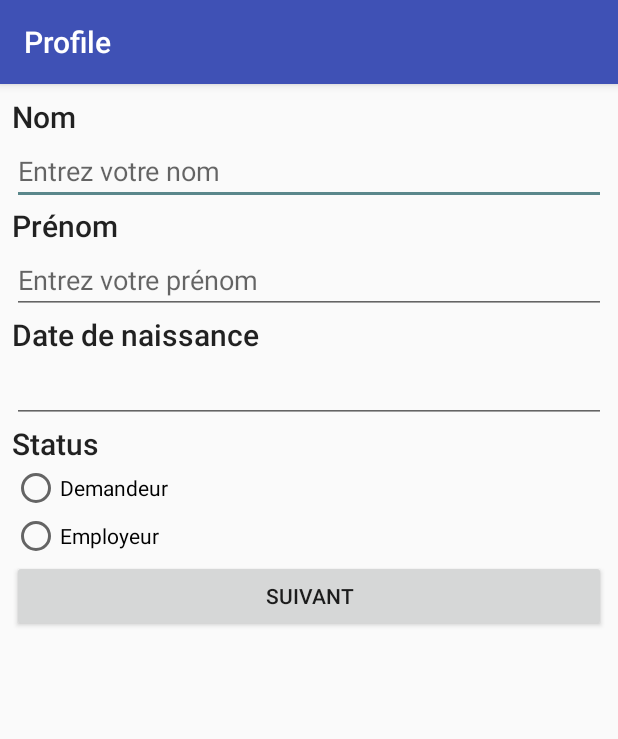
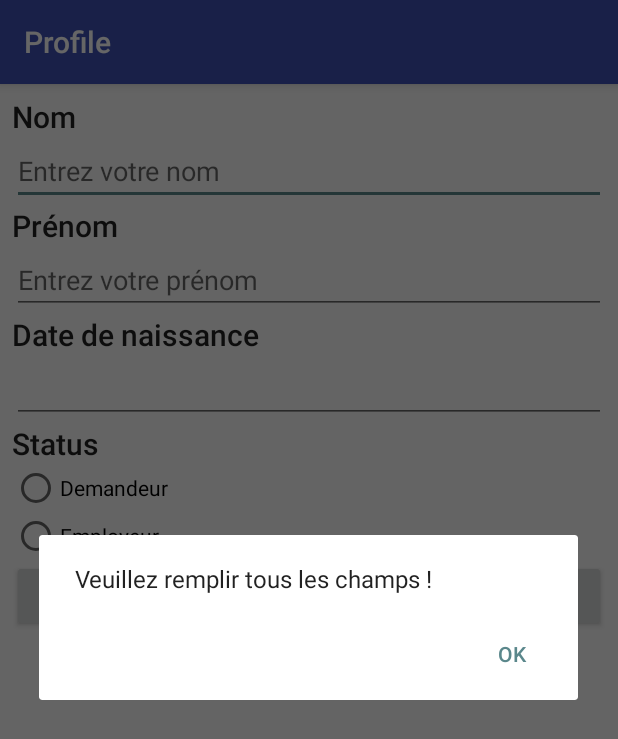
Before and after one commit to florianhirson/JobberMeister, an Android app: the RegisterProfileActivity screen opened directly, with no data from a screen before it, after a tap on "SUIVANT", on a phone screen of 412 x 824 dp. Shown: the top 739 px of the screen. Run offline under Robolectric (Android 15) with nearby library versions, the phone set to English and light mode, and no system bars.

Commit message:
Les champs doivent dorénavant etre tous remplis pour continuer à chaque étape

```diff
--- a/app/src/main/java/fr/hirsonf/jobbermeister/RegisterProfileActivity.java
+++ b/app/src/main/java/fr/hirsonf/jobbermeister/RegisterProfileActivity.java
@@ -1,10 +1,13 @@
 package fr.hirsonf.jobbermeister;
 
+import android.content.DialogInterface;
 import android.content.Intent;
 import android.os.Bundle;
+import android.support.v7.app.AlertDialog;
 import android.support.v7.app.AppCompatActivity;
 import android.view.View;
 import android.widget.Button;
+import android.widget.EditText;
 import android.widget.RadioButton;
 import android.widget.RadioGroup;
 
@@ -14,7 +17,7 @@ import android.widget.RadioGroup;
 
 public class RegisterProfileActivity extends AppCompatActivity {
     private RadioGroup radioGroup;
-    private RadioButton radioApplicantButton, radioEmployerButton;
+    EditText lastName, firstName, date;
     Button b;
 
     @Override
@@ -24,13 +27,29 @@ public class RegisterProfileActivity extends AppCompatActivity {
 
         b = (Button) findViewById(R.id.b_next);
         radioGroup = (RadioGroup) findViewById(R.id.r_group);
-        radioApplicantButton = (RadioButton) findViewById(R.id.r_applicant);
-        radioEmployerButton = (RadioButton) findViewById(R.id.r_employer);
+        lastName = (EditText) findViewById(R.id.editTextLastName);
+        firstName = (EditText) findViewById(R.id.editTextFirstName);
+        date = (EditText) findViewById(R.id.editTextBirthDate);
 
         b.setOnClickListener(new View.OnClickListener() {
             @Override
             public void onClick(View v) {
                 int selectedId = radioGroup.getCheckedRadioButtonId();
+                System.out.println("test : "+ radioGroup.getCheckedRadioButtonId());
+
+                if(lastName.getText().toString().trim().equals("") || firstName.getText().toString().trim().equals("")
+                        || date.getText().toString().trim().equals("") || selectedId == -1) {
+                    AlertDialog.Builder b = new AlertDialog.Builder(RegisterProfileActivity.this);
+                    b.setMessage("Veuillez remplir tous les champs !");
+                    b.setPositiveButton("OK", new DialogInterface.OnClickListener() {
+                        @Override
+                        public void onClick(DialogInterface dialogInterface, int i) {
+
+                        }
+                    });
+                    AlertDialog a = b.create();
+                    a.show();
+                } else {
                     if(selectedId == R.id.r_applicant) {
                         System.out.println("Applicant !");
                         Intent homepage = new Intent(RegisterProfileActivity.this, RegisterContactApplicantActivity.class);
@@ -40,6 +59,9 @@ public class RegisterProfileActivity extends AppCompatActivity {
                         Intent homepage = new Intent(RegisterProfileActivity.this, RegisterContactEmployerActivity.class);
                         startActivity(homepage);
                     }
+                }
+
+
 
 
             }
--- a/app/src/main/res/layout/activity_register_contact_applicant.xml
+++ b/app/src/main/res/layout/activity_register_contact_applicant.xml
@@ -81,5 +81,5 @@
         android:id="@+id/button"
         android:layout_width="match_parent"
         android:layout_height="wrap_content"
-        android:text="Button" />
+        android:text="Suivant" />
 </LinearLayout>
--- a/app/src/main/res/layout/activity_register_description.xml
+++ b/app/src/main/res/layout/activity_register_description.xml
@@ -19,6 +19,7 @@
         android:layout_height="wrap_content"
         android:hint="Entrez votre description"
         android:inputType="textMultiLine"
+        android:id="@+id/t_description"
         />
 
     <Button
```
Also changed, not shown: app/src/main/java/fr/hirsonf/jobbermeister/RegisterContactApplicantActivity.java (+24 -2 lines), app/src/main/java/fr/hirsonf/jobbermeister/RegisterDescriptionActivity.java (+21 -2 lines). Lines whose indentation alone changed are shown as unchanged.
